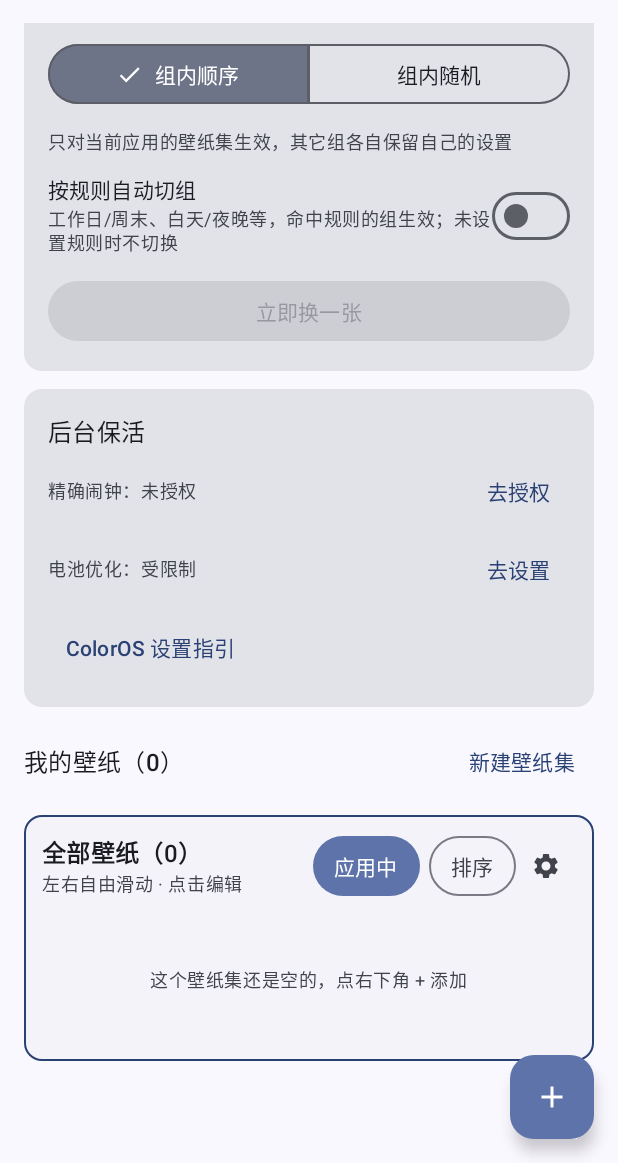
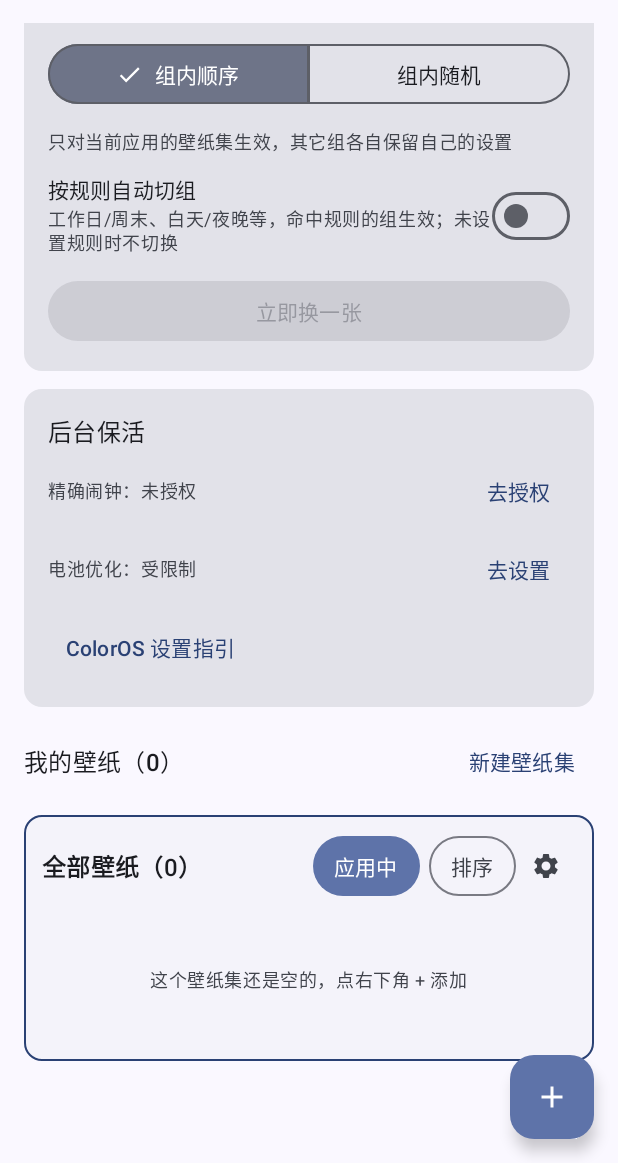
Before and after one commit to printf6666/WallpaperCarousel, an Android app built with Jetpack Compose: the screen it shows after launch (MainActivity), scrolled down 295 dp, on a phone screen of 412 x 824 dp, the part 73-1236 px from its top. Run offline under Robolectric (Android 15) with nearby library versions, the phone set to English and light mode, and no system bars.

Commit message:
v1.11.1：提示文案合并到列表上方，卡片内不再重复
- 列表上方提示改为「长按壁纸集可拖动排序 · 壁纸集可左右滑动 · 点击壁纸可编辑」
- 删除卡片内的「左右自由滑动 · 点击编辑」副标题

```diff
--- a/app/build.gradle.kts
+++ b/app/build.gradle.kts
@@ -19,7 +19,7 @@ android {
         // 发版时只改这三个数字：功能更新动 minor，修 bug 动 patch（一天发多次也能正确递增）
         val appMajor = 1
         val appMinor = 11
-        val appPatch = 0
+        val appPatch = 1
         versionName = "$appMajor.$appMinor.$appPatch"
 
         // versionCode 只用于系统判断"能否覆盖安装"，单调递增即可，用户看不到。
--- a/app/src/main/java/com/example/wallpapercarousel/MainActivity.kt
+++ b/app/src/main/java/com/example/wallpapercarousel/MainActivity.kt
@@ -764,7 +764,7 @@ fun AppScreen(sharedUris: MutableStateFlow<List<Uri>>) {
             }
             if (displayGroups.size > 1) {
                 Text(
-                    "长按壁纸集可拖动排序",
+                    "长按壁纸集可拖动排序 · 壁纸集可左右滑动 · 点击壁纸可编辑",
                     style = MaterialTheme.typography.bodySmall,
                     color = MaterialTheme.colorScheme.onSurfaceVariant
                 )
--- a/app/src/main/java/com/example/wallpapercarousel/ui/GroupCard.kt
+++ b/app/src/main/java/com/example/wallpapercarousel/ui/GroupCard.kt
@@ -84,12 +84,6 @@ fun GroupCard(
                         maxLines = 1,
                         overflow = TextOverflow.Ellipsis
                     )
-                    Text(
-                        "左右自由滑动 · 点击编辑",
-                        style = MaterialTheme.typography.bodySmall,
-                        color = MaterialTheme.colorScheme.onSurfaceVariant,
-                        maxLines = 1
-                    )
                 }
                 // 「应用」→ 该组成为当前播放的组；已是当前组时显示「应用中」并停用点击
                 Button(
```
